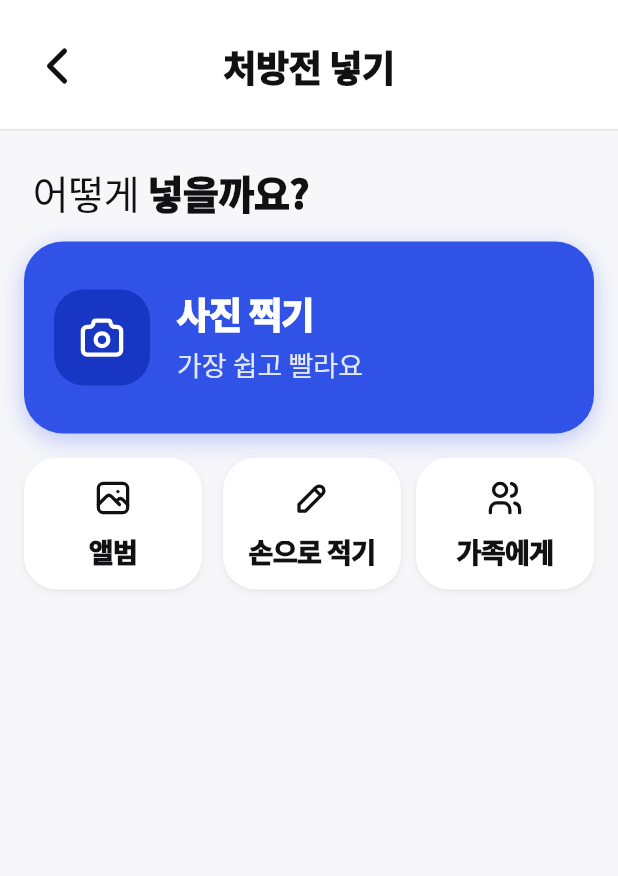
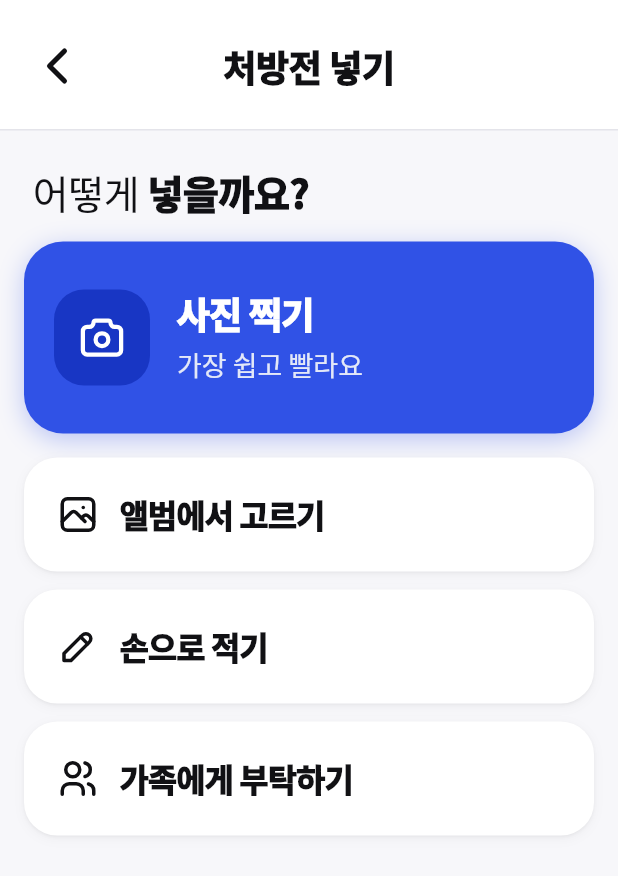
Before and after one commit to bong-bong00/alkong_yakong, a Flutter app: the AddMedicineScreen screen opened directly with empty values, on a phone screen of 412 x 824 dp. Shown: the top 876 px of the screen. Run offline on Flutter 3.47's test engine with Material 3 defaults, Android fonts, the phone set to English and light mode, and no system bars; our stand-ins replace dio, fl_chart, flutter_local_notifications, flutter_riverpod, flutter_tabler_icons, flutter_timezone and 5 more; missing offline and left inert: polar; accounts and stored records are empty; Roboto replaces fonts that are missing (Noto Sans KR); statements that could not run were skipped.

Commit message:
fix: 되돌아간 처방전 넣기와 내 약 묶음 이름을 다시 맞춘다
처방전 넣는 길 셋을 가로를 다 쓰는 긴 칸으로 쌓는다. 좌우로 쪼개면
글씨가 작아지고 아래가 텅 빈다. 가족에게 부탁하는 흐름은 그대로 둔다.

내 약의 묶음 이름은 박스로 두르지 않는다 — 박스는 약에만 쓴다.

Co-Authored-By: Claude Opus 5 <noreply@anthropic.com>

```diff
--- a/lib/features/medicines/presentation/screens/my_medicines_screen.dart
+++ b/lib/features/medicines/presentation/screens/my_medicines_screen.dart
@@ -248,8 +248,9 @@ class _GroupedMedicines extends StatelessWidget {
       children: [
         for (final type in MedicineUseType.values)
           if (medicines.any((medicine) => medicine.useType == type)) ...[
-            SeniorCard(
-              padding: const EdgeInsets.symmetric(horizontal: 18, vertical: 14),
+            // 묶음 이름은 박스로 두르지 않는다 — 박스는 약에만 쓴다.
+            Padding(
+              padding: const EdgeInsets.fromLTRB(4, 2, 4, 10),
               child: Row(
                 children: [
                   Icon(
@@ -262,11 +263,11 @@ class _GroupedMedicines extends StatelessWidget {
                       _ => Icons.medical_services_outlined,
                     },
                     color: AppColors.point,
-                    size: 25,
+                    size: 23,
                   ),
-                  const SizedBox(width: 10),
+                  const SizedBox(width: 8),
                   Expanded(
-                    child: Text(type.label, style: AppText.cardTitle(size: 20)),
+                    child: Text(type.label, style: AppText.label(size: 19)),
                   ),
                   Text(
                     '${medicines.where((medicine) => medicine.useType == type).length}가지',
@@ -278,7 +279,6 @@ class _GroupedMedicines extends StatelessWidget {
                 ],
               ),
             ),
-            const SizedBox(height: 10),
             for (final medicine in medicines.where(
               (medicine) => medicine.useType == type,
             )) ...[
--- a/lib/features/prescription/presentation/screens/add_medicine_screen.dart
+++ b/lib/features/prescription/presentation/screens/add_medicine_screen.dart
@@ -145,41 +145,26 @@ class _AddMedicineScreenState extends State<AddMedicineScreen> {
                     onTap: () => widget.onPick(AddMedicineMethod.camera),
                   ),
                   const SizedBox(height: 16),
-                  // 나머지 길은 작은 칸 셋으로 나란히 둔다.
-                  IntrinsicHeight(
-                    child: Row(
-                      crossAxisAlignment: CrossAxisAlignment.stretch,
-                      children: [
-                        Expanded(
-                          child: _SmallWay(
+                  // 나머지 길은 가로를 다 쓰는 긴 칸으로 쌓는다.
+                  _SmallWay(
                     icon: TablerIcons.photo,
-                            label: '앨범',
-                            onTap: () =>
-                                widget.onPick(AddMedicineMethod.gallery),
+                    label: '앨범에서 고르기',
+                    onTap: () => widget.onPick(AddMedicineMethod.gallery),
                   ),
-                        ),
-                        const SizedBox(width: 14),
-                        Expanded(
-                          child: _SmallWay(
+                  const SizedBox(height: 12),
+                  _SmallWay(
                     icon: TablerIcons.pencil,
                     label: '손으로 적기',
-                            onTap: () =>
-                                widget.onPick(AddMedicineMethod.manual),
-                          ),
+                    onTap: () => widget.onPick(AddMedicineMethod.manual),
                   ),
                   if (!_asked) ...[
-                          const SizedBox(width: 10),
-                          Expanded(
-                            child: _SmallWay(
+                    const SizedBox(height: 12),
+                    _SmallWay(
                       icon: TablerIcons.users,
-                              label: _asking ? '부탁하는 중…' : '가족에게',
+                      label: _asking ? '부탁하는 중…' : '가족에게 부탁하기',
                       onTap: _asking ? null : _askFamily,
                     ),
-                          ),
                   ],
-                      ],
-                    ),
-                  ),
                   if (_asked) ...[
                     const SizedBox(height: 12),
                     _AskedCard(
@@ -300,23 +285,19 @@ class _SmallWay extends StatelessWidget {
         onTap: onTap,
         child: ExcludeSemantics(
           child: Container(
-            constraints: const BoxConstraints(minHeight: 88),
-            alignment: Alignment.center,
-            padding: const EdgeInsets.symmetric(horizontal: 8, vertical: 14),
+            constraints: const BoxConstraints(minHeight: 76),
+            padding: const EdgeInsets.symmetric(horizontal: 22, vertical: 14),
             decoration: BoxDecoration(
               color: AppColors.surface,
               borderRadius: BorderRadius.circular(22),
               boxShadow: kCardShadow,
             ),
-            child: Column(
-              mainAxisSize: MainAxisSize.min,
+            child: Row(
               children: [
-                Icon(icon, size: 26, color: AppColors.textPrimary),
-                const SizedBox(height: 10),
-                Text(
-                  label,
-                  textAlign: TextAlign.center,
-                  style: AppText.cardTitle(size: 18),
+                Icon(icon, size: 28, color: AppColors.textPrimary),
+                const SizedBox(width: 14),
+                Expanded(
+                  child: Text(label, style: AppText.cardTitle(size: 21)),
                 ),
               ],
             ),
```
Also changed, not shown: 1 other file. Lines whose indentation alone changed are shown as unchanged.
